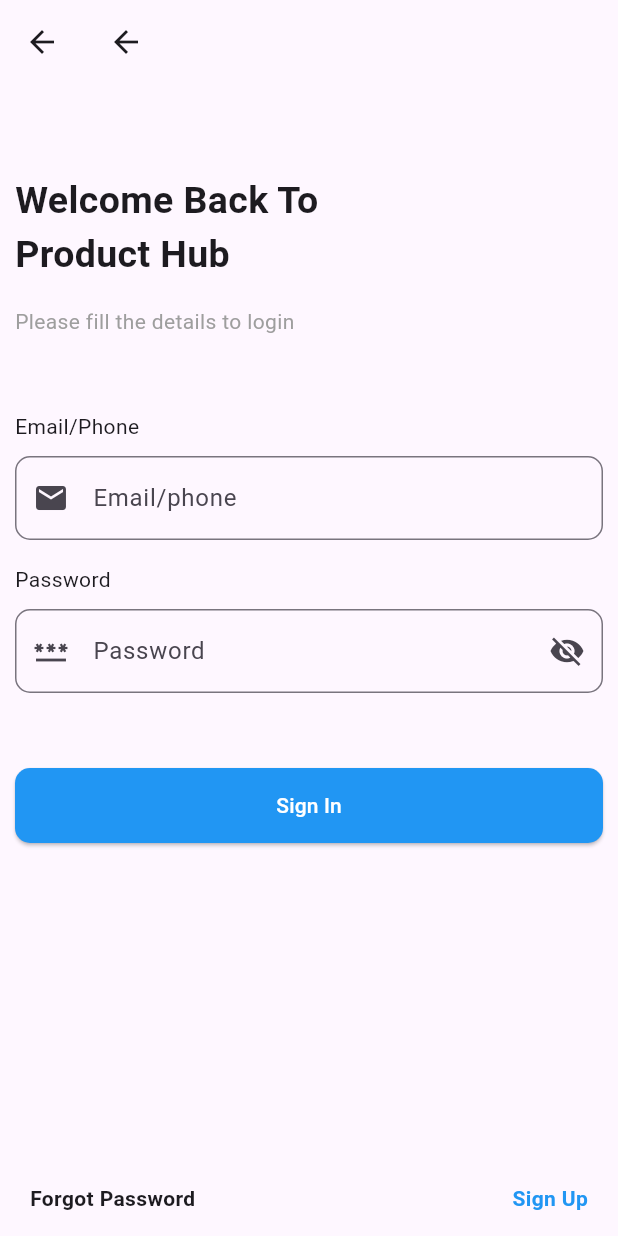
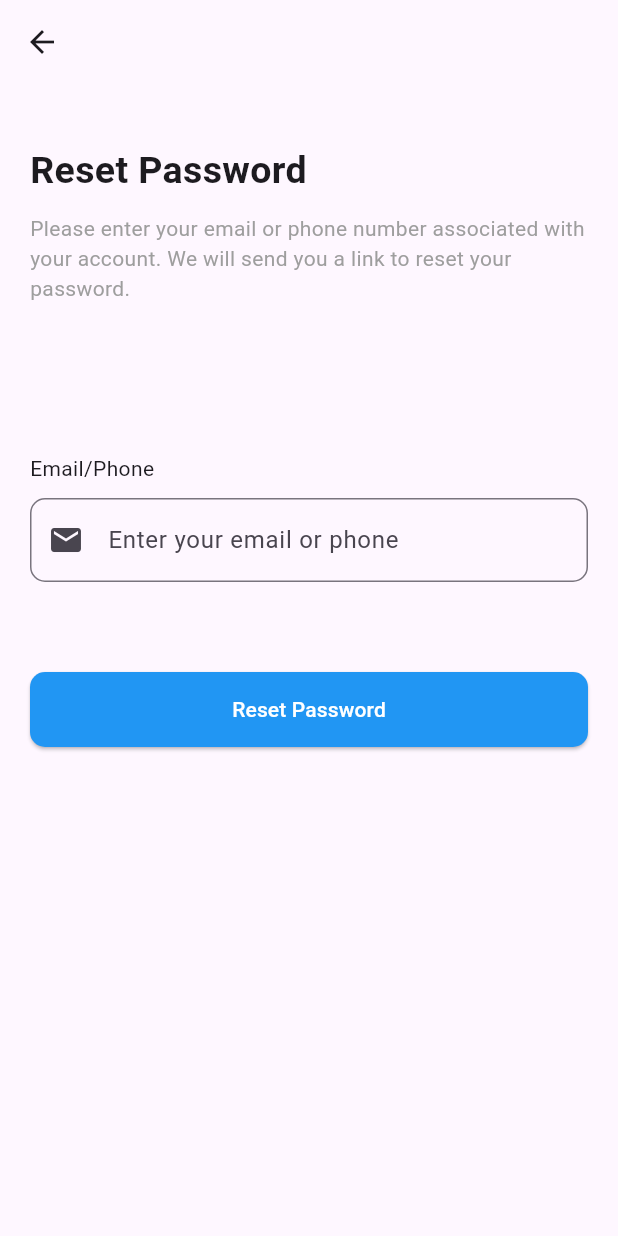
Before and after one commit to H-M-Sufyan/product_hub, a Flutter app: the SignInScreen screen opened directly, after a tap on "Forgot Password", on a phone screen of 412 x 824 dp. Run offline on Flutter 3.47's test engine with Material 3 defaults, Android fonts, the phone set to English and light mode, and no system bars.

Commit message:
reset password UI done

```diff
--- a/lib/main.dart
+++ b/lib/main.dart
@@ -15,7 +15,7 @@ class MyApp extends StatelessWidget {
     return MaterialApp(
       debugShowCheckedModeBanner: false,
       title: 'Product Hub',
-      home: ProfilePasswordScreen(),
+      home: SignInScreen(),
     );
   }
 }
--- a/lib/screens/auth-ui/profile-password.dart
+++ b/lib/screens/auth-ui/profile-password.dart
@@ -30,7 +30,6 @@ class _ProfilePasswordScreenState extends State<ProfilePasswordScreen> {
           children: [
             SizedBox(height: 20),
 
-            // Heading
             Text(
               "Profile & Password",
               style: TextStyle(
@@ -45,7 +44,6 @@ class _ProfilePasswordScreenState extends State<ProfilePasswordScreen> {
             ),
             SizedBox(height: 30),
 
-            // Full Name
             Text("Full Name"),
             SizedBox(height: 10),
             TextField(
@@ -60,7 +58,6 @@ class _ProfilePasswordScreenState extends State<ProfilePasswordScreen> {
 
             SizedBox(height: 20),
 
-            // Password
             Text("Password"),
             SizedBox(height: 10),
             TextField(
@@ -93,7 +90,6 @@ class _ProfilePasswordScreenState extends State<ProfilePasswordScreen> {
 
             SizedBox(height: 50),
 
-            // Referral Code (Optional)
             Text("Referral Code (Optional)"),
             SizedBox(height: 10),
             TextField(
--- /dev/null
+++ b/lib/screens/auth-ui/reset-password.dart
@@ -0,0 +1,77 @@
+import 'package:flutter/material.dart';
+import 'package:product_hub/utils/colors.dart';
+
+class ResetPasswordScreen extends StatelessWidget {
+  const ResetPasswordScreen({super.key});
+
+  @override
+  Widget build(BuildContext context) {
+    TextEditingController emailController = TextEditingController();
+
+    return Scaffold(
+      appBar: AppBar(
+        title: Text(''),
+        backgroundColor: Colors.transparent,
+        elevation: 0,
+      ),
+
+      body: SingleChildScrollView(
+        padding: const EdgeInsets.all(20.0),
+        child: Column(
+          crossAxisAlignment: CrossAxisAlignment.start,
+          children: [
+            SizedBox(height: 20),
+
+            Text(
+              "Reset Password",
+              style: TextStyle(fontSize: 25, fontWeight: FontWeight.bold),
+            ),
+            SizedBox(height: 10),
+
+            Text(
+              "Please enter your email or phone number associated with your account. We will send you a link to reset your password.",
+              style: TextStyle(color: AppColors.fontSecondaryColor),
+            ),
+            SizedBox(height: 100),
+
+            Text("Email/Phone"),
+            SizedBox(height: 10),
+            TextField(
+              controller: emailController,
+              decoration: InputDecoration(
+                hintText: "Enter your email or phone",
+                prefixIcon: Icon(Icons.email),
+                border: OutlineInputBorder(
+                  borderRadius: BorderRadius.circular(10),
+                ),
+              ),
+            ),
+
+            SizedBox(height: 60),
+
+            SizedBox(
+              width: double.infinity,
+              height: 50,
+              child: ElevatedButton(
+                onPressed: () {
+                  // TODO: Add reset password logic
+                  print("Reset link sent to: ${emailController.text}");
+                },
+                style: ElevatedButton.styleFrom(
+                  backgroundColor: AppColors.buttonColor,
+                  shape: RoundedRectangleBorder(
+                    borderRadius: BorderRadius.circular(10),
+                  ),
+                ),
+                child: Text(
+                  "Reset Password",
+                  style: TextStyle(color: AppColors.fontColor),
+                ),
+              ),
+            ),
+          ],
+        ),
+      ),
+    );
+  }
+}
--- a/lib/screens/auth-ui/sign-in.dart
+++ b/lib/screens/auth-ui/sign-in.dart
@@ -1,4 +1,5 @@
 import 'package:flutter/material.dart';
+import 'package:product_hub/screens/auth-ui/reset-password.dart';
 import 'package:product_hub/screens/auth-ui/sign-up.dart';
 import 'package:product_hub/utils/colors.dart';
 
@@ -104,7 +105,10 @@ class _SignInScreenState extends State<SignInScreen> {
           children: [
             InkWell(
               onTap: () {
-
+                Navigator.push(
+                  context,
+                  MaterialPageRoute(builder: (context) => ResetPasswordScreen()),
+                );
               },
               child: Text(
                 'Forgot Password',
```
